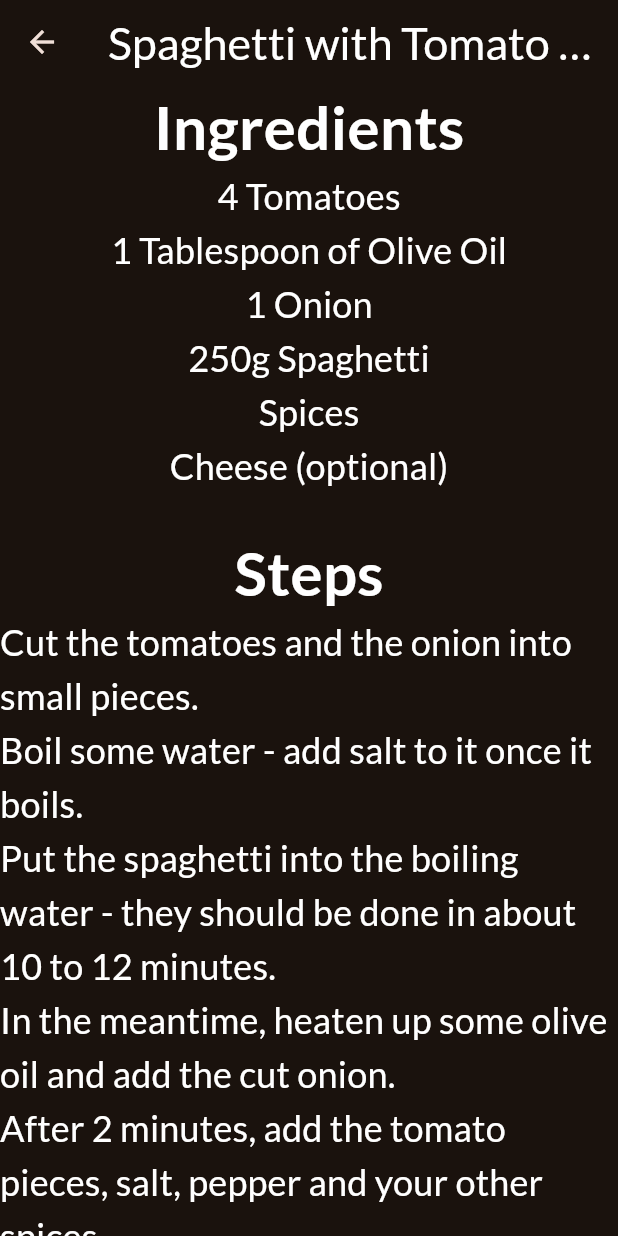
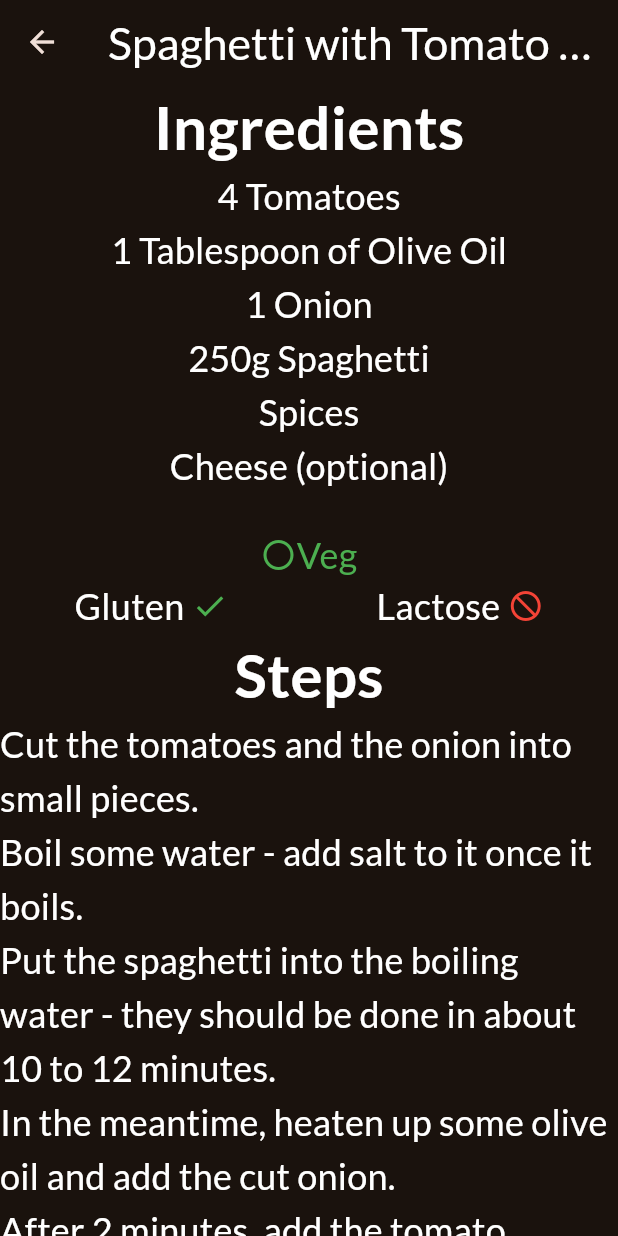
Before and after one commit to himanshuchaurasiya24/FlutterDevelopment, a Flutter app: the MealItemDetailsScreen screen opened directly with sample values from the repository, on a phone screen of 412 x 824 dp. Run offline on Flutter 3.47's test engine with Material 2 defaults, Android fonts, the phone set to English and light mode, and no system bars; our stand-ins replace cloud_firestore, firebase_auth, firebase_core, firebase_storage, flutter_svg, get and 6 more; accounts and stored records are empty; network calls fail; project files that could hold a hidden picture were left out.

Commit message:
vid_163_finished

```diff
--- a/meals/lib/screen/meal_item_details_screen.dart
+++ b/meals/lib/screen/meal_item_details_screen.dart
@@ -38,6 +38,88 @@ class MealItemDetailsScreen extends StatelessWidget {
             const SizedBox(
               height: 24,
             ),
+            meal.isVegetarian
+                ? const Row(
+                    mainAxisAlignment: MainAxisAlignment.center,
+                    children: [
+                      Icon(
+                        Icons.circle_outlined,
+                        color: Colors.green,
+                      ),
+                      Text(
+                        'Veg',
+                        style: TextStyle(color: Colors.green, fontSize: 24),
+                      )
+                    ],
+                  )
+                : const Row(
+                    mainAxisAlignment: MainAxisAlignment.center,
+                    children: [
+                      Icon(
+                        Icons.circle_outlined,
+                        color: Colors.red,
+                      ),
+                      Text(
+                        'Non-Veg',
+                        style: TextStyle(color: Colors.red, fontSize: 24),
+                      )
+                    ],
+                  ),
+            Row(
+              mainAxisAlignment: MainAxisAlignment.spaceAround,
+              children: [
+                meal.isGlutenFree
+                    ? const Row(
+                        children: [
+                          Text(
+                            'Gluten ',
+                            style: TextStyle(color: Colors.white, fontSize: 24),
+                          ),
+                          Icon(
+                            Icons.not_interested,
+                            color: Colors.red,
+                          )
+                        ],
+                      )
+                    : const Row(
+                        children: [
+                          Text(
+                            'Gluten ',
+                            style: TextStyle(color: Colors.white, fontSize: 24),
+                          ),
+                          Icon(
+                            Icons.check,
+                            color: Colors.green,
+                          )
+                        ],
+                      ),
+                meal.isLactoseFree
+                    ? const Row(
+                        children: [
+                          Text(
+                            'Lactose ',
+                            style: TextStyle(color: Colors.white, fontSize: 24),
+                          ),
+                          Icon(
+                            Icons.not_interested,
+                            color: Colors.red,
+                          )
+                        ],
+                      )
+                    : const Row(
+                        children: [
+                          Text(
+                            'Lactose ',
+                            style: TextStyle(color: Colors.white, fontSize: 24),
+                          ),
+                          Icon(
+                            Icons.check,
+                            color: Colors.green,
+                          )
+                        ],
+                      ),
+              ],
+            ),
             const Text(
               'Steps',
               style: TextStyle(
@@ -53,28 +135,6 @@ class MealItemDetailsScreen extends StatelessWidget {
                     .titleMedium!
                     .copyWith(fontSize: 24, color: Colors.white),
               ),
-            Row(
-              children: [
-                meal.isVegetarian
-                    ? const Icon(
-                        Icons.circle_outlined,
-                        color: Colors.green,
-                      )
-                    : const Icon(
-                        Icons.circle_outlined,
-                        color: Colors.red,
-                      ),
-                const SizedBox(
-                  width: 12,
-                ),
-                meal.isGlutenFree
-                    ? const Text('Gluten Free')
-                    : const Text('Gluten'),
-                meal.isLactoseFree
-                    ? const Text('Lactose Free')
-                    : const Text('Lactose'),
-              ],
-            )
           ],
         ),
       ),
```
Also changed, not shown: meals/lib/screen/meal_details_screen.dart (added, +75 -0 lines), meals/lib/screen/meals_screen.dart (+16 -1 lines), meals/lib/widgets/meal_item.dart (+18 -13 lines).
